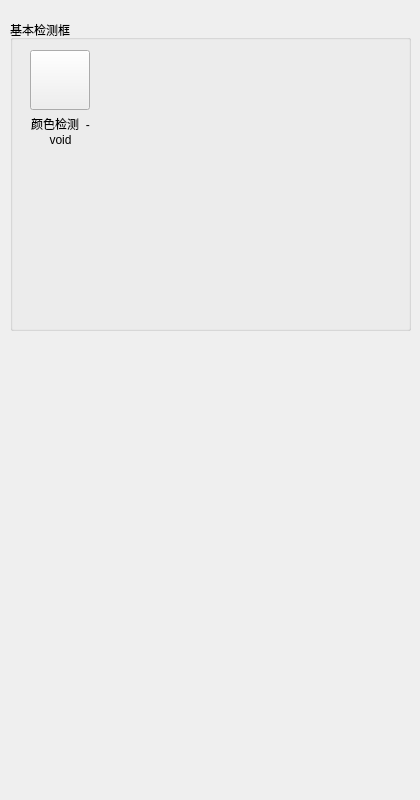
First picture: the form in VisionDetect/InspWindowSelectWidget.ui, repository chuandongxu/AOI, before the edit.
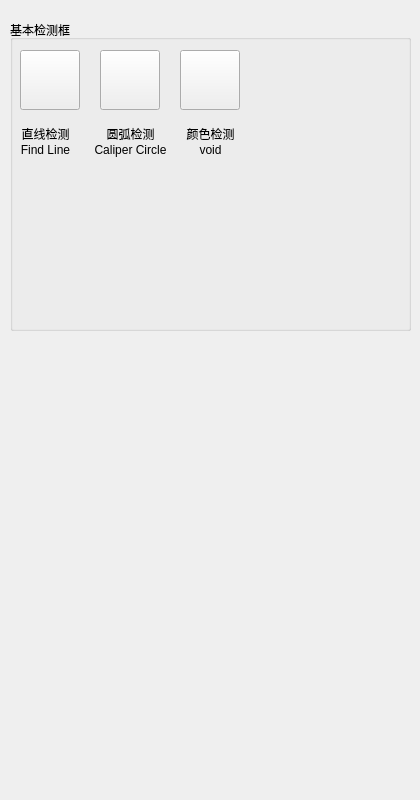
Second picture: the form after the edit. Icons and pictures are not drawn.

Diff of the .ui file:
```diff
--- a/VisionDetect/InspWindowSelectWidget.ui
+++ b/VisionDetect/InspWindowSelectWidget.ui
@@ -28,7 +28,7 @@
    <widget class="QPushButton" name="btnVoidInspWindow">
     <property name="geometry">
      <rect>
-      <x>20</x>
+      <x>170</x>
       <y>30</y>
       <width>60</width>
       <height>60</height>
@@ -52,14 +52,98 @@
    <widget class="QLabel" name="labelVoidInspWindow">
     <property name="geometry">
      <rect>
-      <x>20</x>
-      <y>90</y>
+      <x>170</x>
+      <y>100</y>
       <width>61</width>
       <height>41</height>
      </rect>
     </property>
     <property name="text">
-     <string>颜色检测  -void</string>
+     <string>颜色检测  void</string>
+    </property>
+    <property name="alignment">
+     <set>Qt::AlignCenter</set>
+    </property>
+    <property name="wordWrap">
+     <bool>true</bool>
+    </property>
+   </widget>
+   <widget class="QPushButton" name="btnFindLineWindow">
+    <property name="geometry">
+     <rect>
+      <x>10</x>
+      <y>30</y>
+      <width>60</width>
+      <height>60</height>
+     </rect>
+    </property>
+    <property name="text">
+     <string/>
+    </property>
+    <property name="icon">
+     <iconset>
+      <normaloff>Image/CaliperLine.png</normaloff>Image/CaliperLine.png</iconset>
+    </property>
+    <property name="iconSize">
+     <size>
+      <width>60</width>
+      <height>60</height>
+     </size>
+    </property>
+   </widget>
+   <widget class="QLabel" name="labelCaliperLineWindow">
+    <property name="geometry">
+     <rect>
+      <x>0</x>
+      <y>100</y>
+      <width>71</width>
+      <height>41</height>
+     </rect>
+    </property>
+    <property name="text">
+     <string>直线检测 Find Line</string>
+    </property>
+    <property name="alignment">
+     <set>Qt::AlignCenter</set>
+    </property>
+    <property name="wordWrap">
+     <bool>true</bool>
+    </property>
+   </widget>
+   <widget class="QPushButton" name="btnCaliperCircleWindow">
+    <property name="geometry">
+     <rect>
+      <x>90</x>
+      <y>30</y>
+      <width>60</width>
+      <height>60</height>
+     </rect>
+    </property>
+    <property name="text">
+     <string/>
+    </property>
+    <property name="icon">
+     <iconset>
+      <normaloff>Image/CaliperCircle.png</normaloff>Image/CaliperCircle.png</iconset>
+    </property>
+    <property name="iconSize">
+     <size>
+      <width>60</width>
+      <height>60</height>
+     </size>
+    </property>
+   </widget>
+   <widget class="QLabel" name="labelCaliperLineWindow_2">
+    <property name="geometry">
+     <rect>
+      <x>80</x>
+      <y>100</y>
+      <width>81</width>
+      <height>41</height>
+     </rect>
+    </property>
+    <property name="text">
+     <string>圆弧检测 Caliper Circle</string>
     </property>
     <property name="alignment">
      <set>Qt::AlignCenter</set>
```
